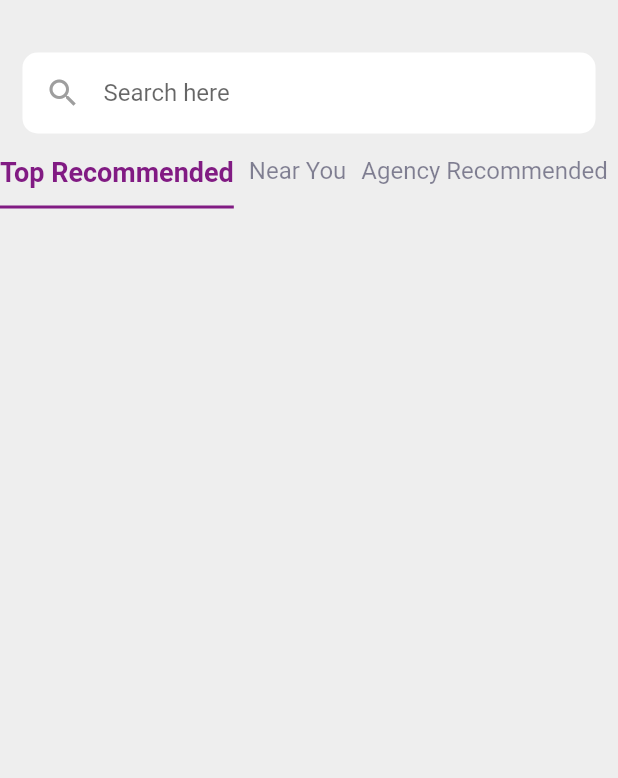
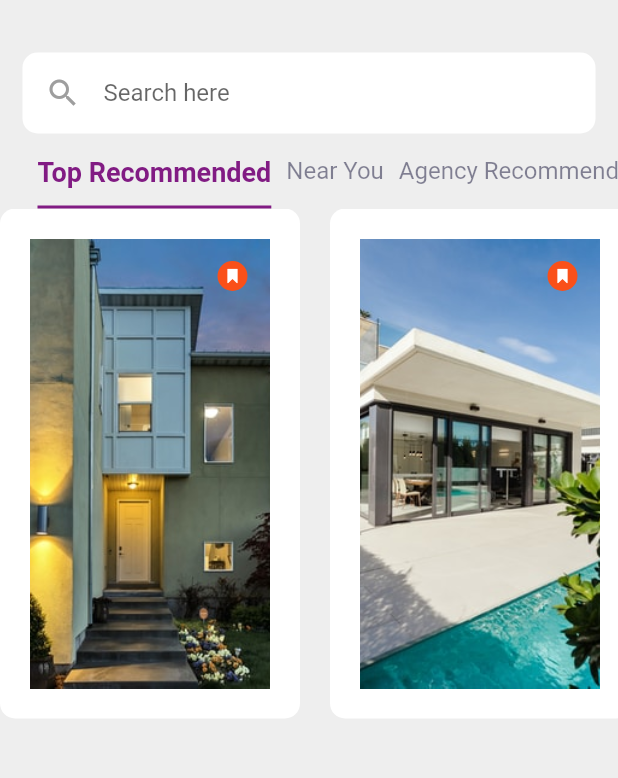
Before and after one commit to bdushimi/atlp-flutter, a Flutter app: the screen it shows after launch, on a phone screen of 412 x 824 dp, the part 264-1042 px from its top. Run offline on Flutter 3.47's test engine with Material 2 defaults, Android fonts, the phone set to English and light mode, and no system bars; our stand-ins replace flutter_svg.

Commit message:
Adds house gallery

```diff
--- /dev/null
+++ b/flutter-firebase/house_rent_app/lib/model/house_model.dart
@@ -0,0 +1,14 @@
+class House {
+  String name;
+  String address;
+  String imageUrl;
+
+  House(this.name, this.address, this.imageUrl);
+
+  static List<House> generateRecommendedHouses() {
+    return [
+      House('House 1', '123 Main St', 'assets/images/house01.jpeg'),
+      House('House 2', '456 Main St', 'assets/images/house02.jpeg'),
+    ];
+  }
+}
--- a/flutter-firebase/house_rent_app/lib/screen/home/home_screen.dart
+++ b/flutter-firebase/house_rent_app/lib/screen/home/home_screen.dart
@@ -1,6 +1,7 @@
 import 'package:flutter/material.dart';
 import 'package:house_rent_app/screen/home/widget/categories.dart';
 import 'package:house_rent_app/screen/home/widget/custom_bar_widget.dart';
+import 'package:house_rent_app/screen/home/widget/recommended_house.dart';
 import 'package:house_rent_app/screen/home/widget/search_input.dart';
 import 'package:house_rent_app/screen/home/widget/welcome_text_widget.dart';
 
@@ -14,10 +15,11 @@ class HomeScreen extends StatelessWidget {
       body: SingleChildScrollView(
         child: Column(
           crossAxisAlignment: CrossAxisAlignment.start,
-          children: const [
+          children:  [
             WelcomeText(),
             SearchInput(),
             Category(),
+            RecommendedHouse(),
           ],
         ),
       ),
--- a/flutter-firebase/house_rent_app/lib/screen/home/widget/categories.dart
+++ b/flutter-firebase/house_rent_app/lib/screen/home/widget/categories.dart
@@ -22,6 +22,7 @@ class _CategoryState extends State<Category> {
     return Container(
       height: 35,
       child: ListView.separated(
+        padding: const EdgeInsets.symmetric(horizontal: 25),
         scrollDirection: Axis.horizontal,
         itemCount: categoriesList.length,
         itemBuilder: (context, index) => GestureDetector(
--- /dev/null
+++ b/flutter-firebase/house_rent_app/lib/screen/home/widget/recommended_house.dart
@@ -0,0 +1,49 @@
+import 'package:flutter/material.dart';
+import 'package:house_rent_app/widget/circular_icon.dart';
+
+import '../../../model/house_model.dart';
+
+/// This class is a stateless widget that displays a recommended house.
+class RecommendedHouse extends StatelessWidget {
+  final recommendedHouses = House.generateRecommendedHouses();
+
+  @override
+  Widget build(BuildContext context) {
+    return Container(
+        height: 340,
+        child: ListView.separated(
+          scrollDirection: Axis.horizontal,
+            itemBuilder: (context, index) => Container(
+                  height: 300,
+                  width: 200,
+                  padding: const EdgeInsets.all(20),
+                  child: Stack(
+                    children: [
+                      Container(
+                        decoration: BoxDecoration(
+                           image: DecorationImage(
+                             image: AssetImage(
+                               recommendedHouses[index].imageUrl,
+                             ),
+                             fit: BoxFit.cover
+                             ),
+                        ),
+                      ),
+                      Positioned(
+                        right: 15,
+                        top: 15,
+                        child: CircularIconWidget(
+                          iconUrl: 'assets/icons/mark.svg',
+                          color: Theme.of(context).colorScheme.secondary,
+                        )),
+                    ],
+                  ),
+                  decoration: BoxDecoration(
+                    color: Colors.white,
+                    borderRadius: BorderRadius.circular(10),
+                  ),
+                ),
+            separatorBuilder: (_, index) => const SizedBox(width: 20),
+            itemCount: recommendedHouses.length));
+  }
+}
--- /dev/null
+++ b/flutter-firebase/house_rent_app/lib/widget/circular_icon.dart
@@ -0,0 +1,24 @@
+import 'package:flutter/material.dart';
+import 'package:flutter_svg/svg.dart';
+
+class CircularIconWidget extends StatelessWidget {
+  final String iconUrl;
+  final Color color;
+  const CircularIconWidget({Key? key,
+  required this.iconUrl,
+  required this.color}) : super(key: key);
+
+  @override
+  Widget build(BuildContext context) {
+    return Container(
+      height: 20,
+      width: 20,
+      padding: const EdgeInsets.all(5),
+      decoration: BoxDecoration(
+        color: color,
+        shape: BoxShape.circle,
+      ),
+      child: SvgPicture.asset(iconUrl),
+    );
+  }
+}
```
